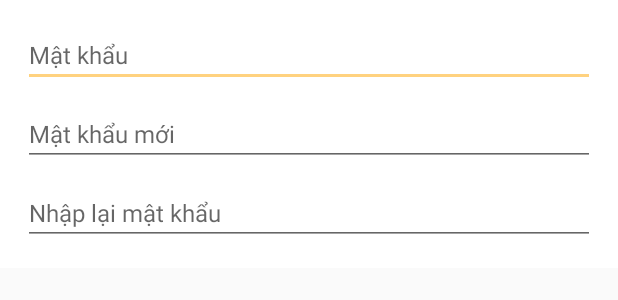
After one commit to manhdd94/Khoa-Man-Hinh-Nhan-Dang-Khuan-Mat, an Android app: the layout dialog_cai_dat_mat_ma.xml on its own in the app's theme, with its tools: preview values and no code run, on a phone screen of 412 x 824 dp. The commit adds this screen. Shown: the top 300 px of the screen. Run offline under Robolectric (Android 15) with nearby library versions, the phone set to English and light mode, and no system bars.

Commit message:
Cập nhật mở khoá bằng mật khẩu

```diff
--- a/app/src/main/java/com/manhdd/nuce/khoamanhinhnhandangkhuanmat/DichVuManHinhKhoa.java
+++ b/app/src/main/java/com/manhdd/nuce/khoamanhinhnhandangkhuanmat/DichVuManHinhKhoa.java
@@ -31,7 +31,7 @@ public class DichVuManHinhKhoa extends Service {
         // Lang nghe su kien tat/bat man hinh va mo nguon
         IntentFilter filter = new IntentFilter(Intent.ACTION_SCREEN_ON);
         filter.addAction(Intent.ACTION_SCREEN_OFF);
-        filter.addAction(Intent.ACTION_BOOT_COMPLETED);
+//        filter.addAction(Intent.ACTION_BOOT_COMPLETED);
 
         receiver = new LangNgheSuKienManHinhKhoa();
         registerReceiver(receiver, filter);
--- a/app/src/main/java/com/manhdd/nuce/khoamanhinhnhandangkhuanmat/manhinh/ManHinhChonHinhNenKhoa.java
+++ b/app/src/main/java/com/manhdd/nuce/khoamanhinhnhandangkhuanmat/manhinh/ManHinhChonHinhNenKhoa.java
@@ -51,7 +51,7 @@ public class ManHinhChonHinhNenKhoa extends AppCompatActivity {
         rvListHinhNen.setAdapter(adapter);
 
         btLuuHinhNen = (CustomButton) findViewById(R.id.bt_luu_hinh_nen);
-        btLuuHinhNen.changeBackgroundColor(Color.parseColor("#ea5721"));
+        btLuuHinhNen.changeBackgroundColor(Color.parseColor("#FFA500"));
         btLuuHinhNen.setTextColor(Color.WHITE);
         btLuuHinhNen.setOnClickListener(new View.OnClickListener() {
             @Override
--- /dev/null
+++ b/app/src/main/res/layout/dialog_cai_dat_mat_ma.xml
@@ -0,0 +1,38 @@
+<?xml version="1.0" encoding="utf-8"?>
+<LinearLayout xmlns:android="http://schemas.android.com/apk/res/android"
+              android:orientation="vertical"
+              android:layout_width="match_parent"
+              android:layout_height="wrap_content"
+    android:padding="15dp"
+    android:background="#ffffff">
+
+    <android.support.v7.widget.AppCompatEditText
+        android:id="@+id/et_mat_khau_cu"
+        android:layout_width="match_parent"
+        android:layout_height="wrap_content"
+        android:inputType="textPassword"
+        android:textSize="16sp"
+        android:textColor="#000000"
+        android:hint="Mật khẩu"/>
+
+    <android.support.v7.widget.AppCompatEditText
+        android:id="@+id/et_mat_khau_moi"
+        android:layout_width="match_parent"
+        android:layout_height="wrap_content"
+        android:inputType="textPassword"
+        android:layout_marginTop="10dp"
+        android:textSize="16sp"
+        android:textColor="#000000"
+        android:hint="Mật khẩu mới"/>
+
+    <android.support.v7.widget.AppCompatEditText
+        android:id="@+id/et_xac_nhan_mat_khau_moi"
+        android:layout_width="match_parent"
+        android:layout_height="wrap_content"
+        android:inputType="textPassword"
+        android:layout_marginTop="10dp"
+        android:textSize="16sp"
+        android:textColor="#000000"
+        android:hint="Nhập lại mật khẩu "/>
+
+</LinearLayout>
--- a/app/src/main/res/values/colors.xml
+++ b/app/src/main/res/values/colors.xml
@@ -1,6 +1,6 @@
 <?xml version="1.0" encoding="utf-8"?>
 <resources>
-    <color name="colorPrimary">#3F51B5</color>
-    <color name="colorPrimaryDark">#303F9F</color>
-    <color name="colorAccent">#FF4081</color>
+    <color name="colorPrimary">#FFA500</color>
+    <color name="colorPrimaryDark">#cc8400</color>
+    <color name="colorAccent">#ffd27f</color>
 </resources>
--- a/app/src/main/res/values/styles.xml
+++ b/app/src/main/res/values/styles.xml
@@ -1,11 +1,14 @@
 <resources>
 
     <!-- Base application theme. -->
-    <style name="AppTheme" parent="Theme.AppCompat.Light.NoActionBar">
+    <style name="AppTheme" parent="Theme.AppCompat.Light.DarkActionBar">
         <!-- Customize your theme here. -->
         <item name="colorPrimary">@color/colorPrimary</item>
         <item name="colorPrimaryDark">@color/colorPrimaryDark</item>
         <item name="colorAccent">@color/colorAccent</item>
+    </style>
+
+    <style name="LogTheme" parent="Theme.AppCompat.Light.NoActionBar">
         <item name="android:windowTranslucentStatus">true</item>
         <item name="android:windowTranslucentNavigation">true</item>
     </style>
--- a/gradle.properties
+++ b/gradle.properties
@@ -9,7 +9,7 @@
 
 # Specifies the JVM arguments used for the daemon process.
 # The setting is particularly useful for tweaking memory settings.
-org.gradle.jvmargs=-Xmx1536m
+org.gradle.jvmargs=-Xmx4608M
 
 # When configured, Gradle will run in incubating parallel mode.
 # This option should only be used with decoupled projects. More details, visit
```
Also changed, not shown: app/src/main/AndroidManifest.xml (+4 -4 lines), app/src/main/java/com/manhdd/nuce/khoamanhinhnhandangkhuanmat/manhinh/ManHinhCaiDat.java (+101 -1 lines), app/src/main/java/com/manhdd/nuce/khoamanhinhnhandangkhuanmat/manhinh/ManHinhNhanDang.java (+48 -7 lines), app/src/main/res/layout/man_hinh_cai_dat.xml (+20 -1 lines), app/src/main/res/layout/man_hinh_nhan_dang.xml (+10 -0 lines), app/src/main/res/drawable/ic_khan_cap.png (added).
